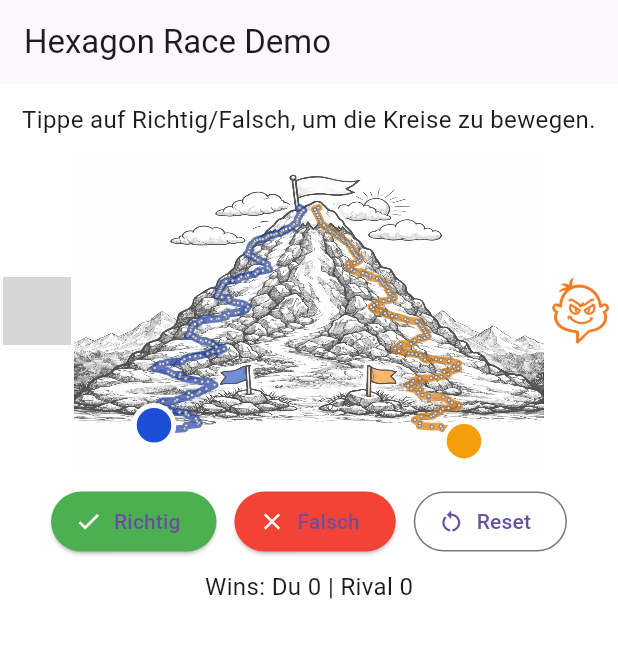
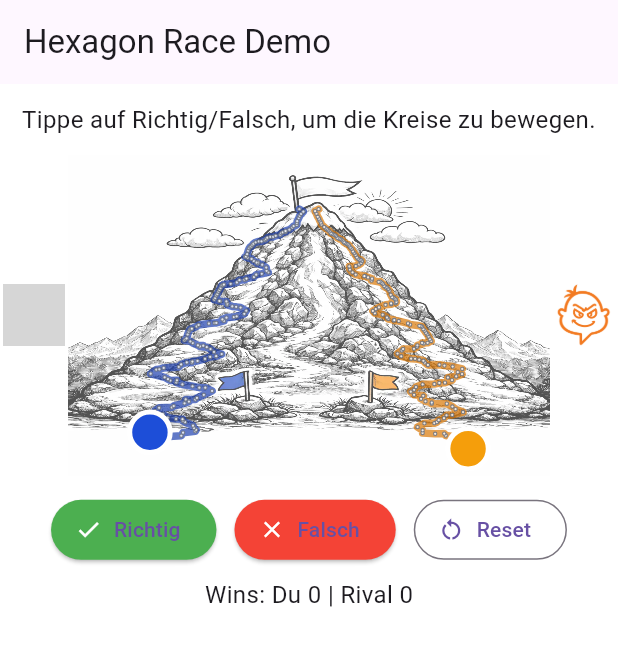
Before and after one commit to Stefan-Knecht/robulingo_spiel_2, a Flutter app: the HexagonDemoPage screen opened directly, on a phone screen of 412 x 824 dp. Shown: the top 646 px of the screen. Run offline on Flutter 3.47's test engine with Material 3 defaults, Android fonts, the phone set to English and light mode, and no system bars; our stand-ins replace audioplayers, flutter_local_notifications, package_info_plus, permission_handler, shared_preferences, speech_to_text and 1 more; missing offline and left inert: dart:html, dart:js_interop, dart:js_util, permission_handler_platform_interface, workmanager; accounts and stored records are empty; network calls fail; statements that could not run were skipped; grey boxes are pictures that could not be loaded.

Commit message:
Center mountain independently from side role icons

```diff
--- a/lib/ui/hexagon_track.dart
+++ b/lib/ui/hexagon_track.dart
@@ -98,7 +98,7 @@ class HexagonTrack extends StatelessWidget {
       builder: (context, constraints) {
         const double aspectRatio = 3 / 2;
         const double fallbackWidth = 900;
-        const double mountainWidthShare = 0.76;
+        const double mountainWidthShare = 0.78;
         final double baseWidth = constraints.maxWidth.isFinite
             ? constraints.maxWidth
             : (constraints.maxHeight.isFinite
@@ -113,30 +113,19 @@ class HexagonTrack extends StatelessWidget {
         final double mountainWidth = totalWidth * mountainWidthShare;
         final double mountainHeight = mountainWidth / aspectRatio;
         final double sideWidth = (totalWidth - mountainWidth) / 2;
+        final double mountainLeft = (totalWidth - mountainWidth) / 2;
         final double iconSize =
             (mountainHeight * 0.30).clamp(24.0, sideWidth * 0.92).toDouble();
 
         return SizedBox(
           width: totalWidth,
           height: mountainHeight,
-          child: Row(
-            crossAxisAlignment: CrossAxisAlignment.stretch,
+          child: Stack(
+            clipBehavior: Clip.none,
             children: [
-              SizedBox(
-                width: sideWidth,
-                child: Center(
-                  child: Tooltip(
-                    message: youTooltip,
-                    child: Image.asset(
-                      'assets/icons/you.webp',
-                      width: iconSize,
-                      height: iconSize,
-                      fit: BoxFit.contain,
-                    ),
-                  ),
-                ),
-              ),
-              SizedBox(
+              Positioned(
+                left: mountainLeft,
+                top: 0,
                 width: mountainWidth,
                 height: mountainHeight,
                 child: Stack(
@@ -161,8 +150,28 @@ class HexagonTrack extends StatelessWidget {
                   ],
                 ),
               ),
-              SizedBox(
+              Positioned(
+                left: 0,
+                top: 0,
                 width: sideWidth,
+                height: mountainHeight,
+                child: Center(
+                  child: Tooltip(
+                    message: youTooltip,
+                    child: Image.asset(
+                      'assets/icons/you.webp',
+                      width: iconSize,
+                      height: iconSize,
+                      fit: BoxFit.contain,
+                    ),
+                  ),
+                ),
+              ),
+              Positioned(
+                right: 0,
+                top: 0,
+                width: sideWidth,
+                height: mountainHeight,
                 child: Center(
                   child: Tooltip(
                     message: rivalTooltip,
```
